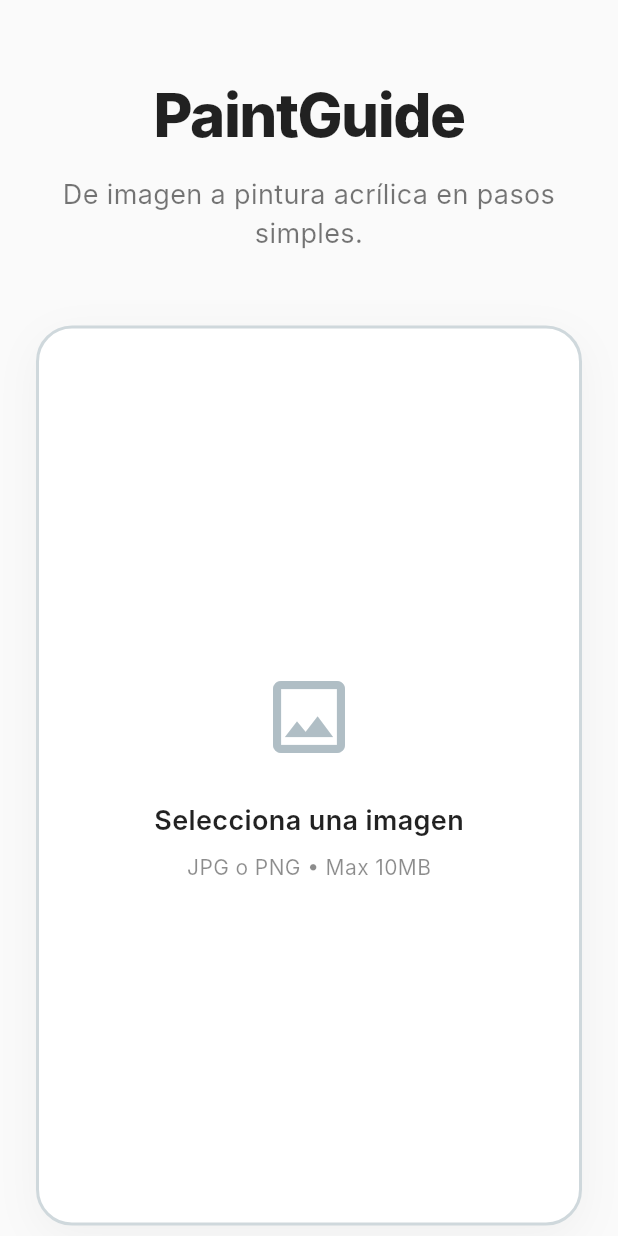
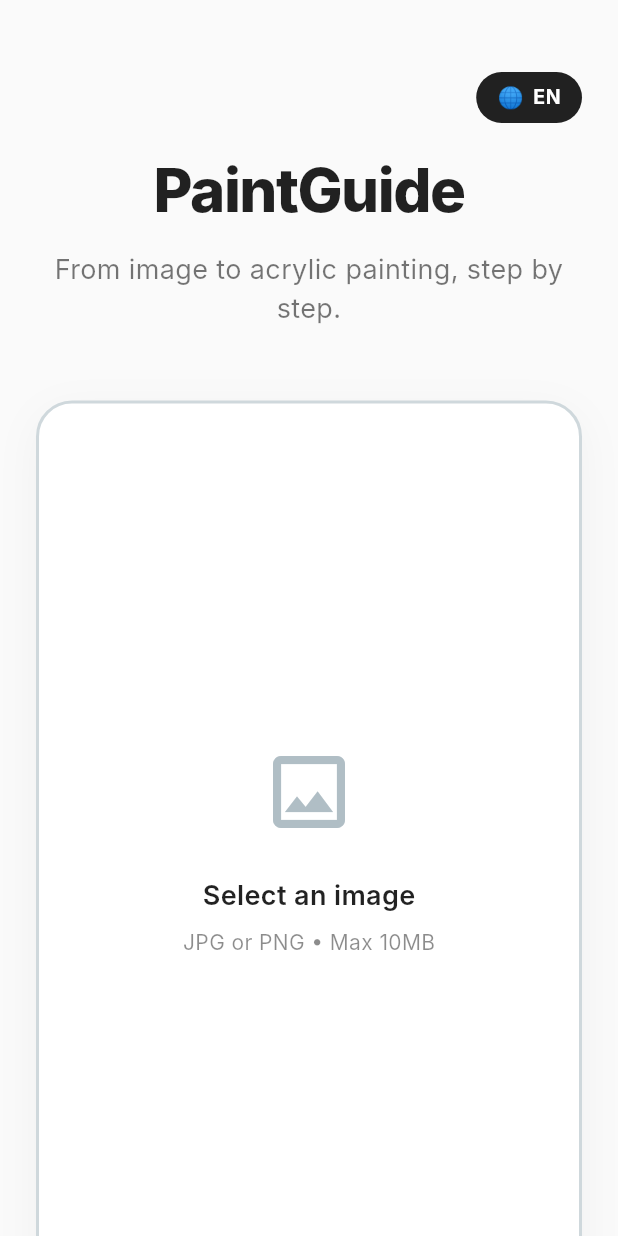
Before and after one commit to King5upah/Rossidifier, a Flutter app: the screen it shows after launch, on a phone screen of 412 x 824 dp. Run offline on Flutter 3.47's test engine with Material 3 defaults, Android fonts, the phone set to English and light mode, and no system bars; our stand-ins replace file_picker; Roboto replaces fonts that are missing (Inter).

Commit message:
feat: add EN/ES language toggle with AppStrings i18n layer

```diff
--- /dev/null
+++ b/lib/core/app_strings.dart
@@ -0,0 +1,107 @@
+// ─── AppStrings — All UI copy in EN and ES ────────────────────────────────
+enum AppLang { en, es }
+
+class AppStrings {
+  final AppLang lang;
+  const AppStrings(this.lang);
+
+  bool get isEn => lang == AppLang.en;
+
+  // ── Header ───────────────────────────────────────────────────────────────
+  String get appTitle => 'PaintGuide';
+  String get appSubtitle => isEn
+      ? 'From image to acrylic painting, step by step.'
+      : 'De imagen a pintura acrílica, paso a paso.';
+
+  // ── Upload section ────────────────────────────────────────────────────────
+  String get uploadPrompt    => isEn ? 'Select an image'     : 'Selecciona una imagen';
+  String get uploadHint      => isEn ? 'JPG or PNG • Max 10MB' : 'JPG o PNG • Máx 10MB';
+  String get changeImage     => isEn ? 'Change image'        : 'Cambiar imagen';
+
+  // ── Demo row ────────────────────────────────────────────────────────────
+  String get demoLabel       => isEn ? 'Or try a demo'       : 'O prueba una demo';
+  String get demoAnime       => isEn ? 'Anime figure'        : 'Figura anime';
+  String get demoMexico      => isEn ? 'Angel of Independence': 'Ángel de la Independencia';
+  String get demoSeattle     => isEn ? 'Seattle at sunrise'  : 'Seattle al amanecer';
+
+  // ── Results section ───────────────────────────────────────────────────────
+  String get paletteTitle    => isEn ? 'Your Palette'        : 'Tu Paleta';
+  String get guideTitle      => isEn ? 'Step-by-Step Strategy': 'Estrategia Paso a Paso';
+
+  // ── Loading overlay ───────────────────────────────────────────────────────
+  String get loadingTitle    => isEn ? 'Processing'          : 'Procesando';
+  String get loadingSubtitle => isEn
+      ? 'Extracting colors and calculating structure.'
+      : 'Extrayendo colores y calculando estructura.';
+
+  // ── Errors ────────────────────────────────────────────────────────────────
+  String get errorNoRead     => isEn ? 'Could not read the image.' : 'No se pudo leer la imagen.';
+  String get errorTooLarge   => isEn ? 'Image exceeds the 10MB limit.' : 'La imagen excede el límite de 10MB.';
+  String get errorGeneral    => isEn ? 'Error analysing the image. It may be too large or corrupt.' : 'Error al analizar la imagen. Quizá sea muy grande o corrupta.';
+  String get errorDemoLoad   => isEn ? 'Could not load the demo image.' : 'No se pudo cargar la imagen demo.';
+
+  // ── Tap-to-view ────────────────────────────────────────────────────────
+  String get tapToView       => isEn ? 'Tap to expand'       : 'Toca para ver';
+
+  // ── Painting steps ───────────────────────────────────────────────────────
+  String stepTitle(StepKey key) {
+    switch (key) {
+      case StepKey.background:
+        return isEn ? 'Background'     : 'Fondo';
+      case StepKey.mainMass:
+        return isEn ? 'Main Shape'     : 'Masa principal';
+      case StepKey.shadows:
+        return isEn ? 'Volume & Shadows': 'Volumen y Sombras';
+      case StepKey.lights:
+        return isEn ? 'Lights'         : 'Luces';
+      case StepKey.structure:
+        return isEn ? 'Structure'      : 'Estructura';
+      case StepKey.details:
+        return isEn ? 'Fine Details'   : 'Detalles finos';
+    }
+  }
+
+  String stepDesc(StepKey key, {String? lightDir, String? lightOpp}) {
+    switch (key) {
+      case StepKey.background:
+        return isEn
+            ? 'Apply the base color all over the canvas as a flat block. Don\'t worry about shapes or detail — just cover the surface.'
+            : 'Aplica el color base sobre todo el lienzo. Usa un bloque plano, sin atender formas. Solo trata de manchar toda la superficie.';
+      case StepKey.mainMass:
+        return isEn
+            ? 'Focus only on the overall silhouette of the subject. Avoid eyes, hair, or any internal detail. Paint the mass as one large flat shadow.'
+            : 'Fíjate solo en la silueta general. Evita ojos, cabello o detalles internos. Pinta la masa como una sola mancha grande.';
+      case StepKey.shadows:
+        return isEn
+            ? 'Build up volume by adding dark areas, mainly on the ${lightOpp ?? "shadow side"}. Keep working with broad strokes.'
+            : 'Construye el volumen añadiendo zonas oscuras, principalmente en el lado ${lightOpp ?? "de sombra"}. Sigue con manchas amplias.';
+      case StepKey.lights:
+        return isEn
+            ? 'Highlight the zones where light hits (coming from the ${lightDir ?? "light side"}). Gradually give the subject dimensionality.'
+            : 'Resalta las zonas donde pega la luz (desde el lado ${lightDir ?? "iluminado"}). Poco a poco da tridimensionalidad al sujeto.';
+      case StepKey.structure:
+        return isEn
+            ? 'Define planes, mark important edges, facial contours, and separate large shapes with subtle lines.'
+            : 'Define planos, marca bordes importantes, contornos faciales y separa formas grandes con líneas tenues.';
+      case StepKey.details:
+        return isEn
+            ? 'Finally use thin brushes to add micro-details, fine textures, specular highlights, and sharp contrasts.'
+            : 'Finalmente usa pinceles delgados para agregar micro detalles, texturas finas, brillos puntuales y contrastes marcados.';
+    }
+  }
+
+  // ── Light direction labels ──────────────────────────────────────────────
+  String lightDirLabel(String dir) {
+    if (!isEn) return dir; // Already Spanish from generator
+    const map = {
+      'superior izquierda': 'top-left',
+      'superior derecha':   'top-right',
+      'inferior izquierda': 'bottom-left',
+      'inferior derecha':   'bottom-right',
+      'opuesto a la luz principal': 'opposite the main light',
+    };
+    return map[dir] ?? dir;
+  }
+}
+
+enum StepKey { background, mainMass, shadows, lights, structure, details }
--- a/lib/core/guide_generator.dart
+++ b/lib/core/guide_generator.dart
@@ -2,12 +2,21 @@ import 'dart:typed_data';
 
 import 'color_extractor.dart';
 import 'light_estimator.dart';
+import 'app_strings.dart';
 
 class PaintingStep {
-  final String title;
-  final String description;
+  final StepKey stepKey;
+  final String? lightDir; // translated direction label (passed at render time)
+  final String? lightOpp; // opposite direction label
 
-  PaintingStep({required this.title, required this.description});
+  // Legacy convenience — used only internally; real UI reads via AppStrings
+  String get title => stepKey.name;
+
+  PaintingStep({
+    required this.stepKey,
+    this.lightDir,
+    this.lightOpp,
+  });
 }
 
 class GuideResult {
@@ -41,72 +50,62 @@ class GuideGenerator {
     // Limit to 6 colors max per constraints
     final finalColors = colors.take(6).toList();
 
-    // 1. Fondo
+    // Precompute direction labels used in step descriptions
+    final lightDirEs = LightEstimator.directionToString(light);
+    final lightOppEs = _getOppositeDirectionEs(light);
+
+    // 1. Background
     if (finalColors.isNotEmpty) {
+      steps.add(PaintingStep(stepKey: StepKey.background));
+    }
+
+    // 2. Main mass
+    if (finalColors.length > 1) {
+      steps.add(PaintingStep(stepKey: StepKey.mainMass));
+    }
+
+    // 3. Shadows
+    if (finalColors.length > 2) {
       steps.add(PaintingStep(
-        title: "Fondo",
-        description: "Aplica el color base sobre todo el lienzo. Usa un bloque plano, sin prestar atención a formas ni estructuras. Solo trata de manchar toda la superficie.",
+        stepKey: StepKey.shadows,
+        lightOpp: lightOppEs,
       ));
     }
 
-    // 2. Silueta / Masa principal
-    if (finalColors.length > 1) {
+    // 4. Lights
+    if (finalColors.length > 3) {
       steps.add(PaintingStep(
-        title: "Masa principal",
-        description: "Fíjate solo en la silueta general del sujeto. Evita pintar ojos, cabello o cualquier detalle interno. Pinta la masa como si fuera una sola mancha o sombra grande.",
+        stepKey: StepKey.lights,
+        lightDir: lightDirEs,
       ));
     }
 
-    // 3. Sombras
-    if (finalColors.length > 2) {
-      String lightOpposite = _getOppositeDirection(light);
-      steps.add(PaintingStep(
-        title: "Volumen y Sombras",
-        description: "Empieza a construir el volumen añadiendo zonas oscuras, principalmente en el lado $lightOpposite. Sigue trabajando con manchas amplias.",
-      ));
+    // 5. Structure
+    if (finalColors.length > 4) {
+      steps.add(PaintingStep(stepKey: StepKey.structure));
     }
 
-    // 4. Luces
-    if (finalColors.length > 3) {
-      String lightStart = LightEstimator.directionToString(light);
-      steps.add(PaintingStep(
-        title: "Luces",
-        description: "Resalta las zonas donde pega la luz (proveniente de la parte $lightStart). Poco a poco vas dando tridimensionalidad al sujeto.",
-      ));
-    }
-
-    // 5. Estructura
-    if (finalColors.length > 4) {
-      steps.add(PaintingStep(
-        title: "Estructura",
-        description: "Usa este paso para definir planos, marcar bordes importantes, contornos faciales y separar formas grandes cruzando líneas tenues.",
-      ));
-    }
-
-    // 6. Detalles
+    // 6. Fine details
     if (finalColors.length > 5) {
-      steps.add(PaintingStep(
-        title: "Detalles finos",
-        description: "Finalmente, usa pinceles más delgados para agregar los micro detalles, texturas finas, brillos puntuales o contrastes marcados.",
-      ));
+      steps.add(PaintingStep(stepKey: StepKey.details));
     }
 
     return GuideResult(
       colors: finalColors,
       lightDirection: light,
       steps: steps,
-      estimatedTimeMinutes: 45, // Static for MVP
-      stepImages: [], // Handled by orchestrator
+      estimatedTimeMinutes: 45,
+      stepImages: [],
     );
   }
 
-  static String _getOppositeDirection(LightDirection dir) {
+  static String _getOppositeDirectionEs(LightDirection dir) {
     switch (dir) {
-      case LightDirection.topLeft: return "inferior derecha";
-      case LightDirection.topRight: return "inferior izquierda";
-      case LightDirection.bottomLeft: return "superior derecha";
-      case LightDirection.bottomRight: return "superior izquierda";
-      case LightDirection.undefined: return "opuesto a la luz principal";
+      case LightDirection.topLeft:    return 'inferior derecha';
+      case LightDirection.topRight:   return 'inferior izquierda';
+      case LightDirection.bottomLeft: return 'superior derecha';
+      case LightDirection.bottomRight:return 'superior izquierda';
+      case LightDirection.undefined:  return 'opuesto a la luz principal';
     }
   }
 }
--- a/lib/main.dart
+++ b/lib/main.dart
@@ -6,6 +6,7 @@ import 'package:flutter/material.dart';
 
 import 'core/guide_view_model.dart';
 import 'core/guide_generator.dart';
+import 'core/app_strings.dart';
 
 void main() {
   runApp(const PaintGuideApp());
@@ -38,15 +39,21 @@ class GuideHomePage extends StatefulWidget {
 
 class _GuideHomePageState extends State<GuideHomePage> {
   final GuideViewModel _viewModel = GuideViewModel();
+  final ValueNotifier<AppLang> _lang = ValueNotifier(AppLang.en);
 
   @override
   void dispose() {
     _viewModel.dispose();
+    _lang.dispose();
     super.dispose();
   }
 
   @override
   Widget build(BuildContext context) {
+    return ValueListenableBuilder<AppLang>(
+      valueListenable: _lang,
+      builder: (context, lang, _) {
+        final s = AppStrings(lang);
         return ListenableBuilder(
           listenable: _viewModel,
           builder: (context, _) {
@@ -62,9 +69,42 @@ class _GuideHomePageState extends State<GuideHomePage> {
                         child: Column(
                           crossAxisAlignment: CrossAxisAlignment.stretch,
                           children: [
-                        const Text(
-                          'PaintGuide',
-                          style: TextStyle(
+                            // ── Language toggle ──────────────────────────
+                            Align(
+                              alignment: Alignment.centerRight,
+                              child: GestureDetector(
+                                onTap: () => _lang.value =
+                                    _lang.value == AppLang.en ? AppLang.es : AppLang.en,
+                                child: Container(
+                                  padding: const EdgeInsets.symmetric(horizontal: 14, vertical: 7),
+                                  decoration: BoxDecoration(
+                                    color: Colors.black87,
+                                    borderRadius: BorderRadius.circular(20),
+                                  ),
+                                  child: Row(
+                                    mainAxisSize: MainAxisSize.min,
+                                    children: [
+                                      const Text('🌐', style: TextStyle(fontSize: 14)),
+                                      const SizedBox(width: 6),
+                                      Text(
+                                        lang == AppLang.en ? 'EN' : 'ES',
+                                        style: const TextStyle(
+                                          color: Colors.white,
+                                          fontWeight: FontWeight.w700,
+                                          fontSize: 13,
+                                          letterSpacing: 0.5,
+                                        ),
+                                      ),
+                                    ],
+                                  ),
+                                ),
+                              ),
+                            ),
+                            const SizedBox(height: 16),
+                            // ── Title ───────────────────────────────────
+                            Text(
+                              s.appTitle,
+                              style: const TextStyle(
                                 fontSize: 40,
                                 fontWeight: FontWeight.w800,
                                 color: Colors.black87,
@@ -73,9 +113,9 @@ class _GuideHomePageState extends State<GuideHomePage> {
                               textAlign: TextAlign.center,
                             ),
                             const SizedBox(height: 12),
-                        const Text(
-                          'De imagen a pintura acrílica en pasos simples.',
-                          style: TextStyle(
+                            Text(
+                              s.appSubtitle,
+                              style: const TextStyle(
                                 fontSize: 18,
                                 color: Colors.black54,
                               ),
@@ -96,25 +136,24 @@ class _GuideHomePageState extends State<GuideHomePage> {
                                   textAlign: TextAlign.center,
                                 ),
                               ),
-                        _buildUploadSection(),
+                            _buildUploadSection(s),
                             const SizedBox(height: 24),
-                        _buildDemoRow(),
+                            _buildDemoRow(s),
                             if (_viewModel.guideResult != null) ...[
                               const SizedBox(height: 48),
-                          _buildResultsSection(_viewModel.guideResult!),
+                              _buildResultsSection(_viewModel.guideResult!, s),
                             ]
                           ],
                         ),
                       ),
                     ),
                   ),
-              // Loading overlay — Positioned.fill first so it fills the Stack,
-              // then AbsorbPointer to block all interaction beneath it.
+                  // Loading overlay
                   if (_viewModel.isProcessing)
                     Positioned.fill(
                       child: AbsorbPointer(
                         absorbing: true,
-                    child: _LoadingOverlay(),
+                        child: _LoadingOverlay(s: s),
                       ),
                     ),
                 ],
@@ -122,9 +161,11 @@ class _GuideHomePageState extends State<GuideHomePage> {
             );
           },
         );
+      },
+    );
   }
 
-  Widget _buildUploadSection() {
+  Widget _buildUploadSection(AppStrings s) {
     return GestureDetector(
       onTap: _viewModel.isProcessing ? null : _viewModel.pickAndProcessImage,
       child: AnimatedContainer(
@@ -149,15 +190,12 @@ class _GuideHomePageState extends State<GuideHomePage> {
           ],
         ),
         clipBehavior: Clip.antiAlias,
-        child: _buildUploadContent(),
+        child: _buildUploadContent(s),
       ),
     );
   }
 
-  Widget _buildUploadContent() {
-    // Note: The loading state is now handled by the fullscreen stack overlay.
-    // If we are processing, we just show the image behind the blur.
-
+  Widget _buildUploadContent(AppStrings s) {
     if (_viewModel.selectedImageBytes != null) {
       return Stack(
         fit: StackFit.expand,
@@ -166,15 +204,14 @@ class _GuideHomePageState extends State<GuideHomePage> {
             _viewModel.selectedImageBytes!,
             fit: BoxFit.contain,
           ),
-          // Only show the change-image overlay when NOT processing
           if (!_viewModel.isProcessing)
             Positioned.fill(
               child: Container(
                 color: Colors.black.withOpacity(0.3),
-                child: const Center(
+                child: Center(
                   child: Text(
-                    'Cambiar imagen',
-                    style: TextStyle(
+                    s.changeImage,
+                    style: const TextStyle(
                       color: Colors.white,
                       fontWeight: FontWeight.w600,
                       fontSize: 16,
@@ -197,18 +234,18 @@ class _GuideHomePageState extends State<GuideHomePage> {
           color: Colors.blueGrey.shade200,
         ),
         const SizedBox(height: 24),
-        const Text(
-          'Selecciona una imagen',
-          style: TextStyle(
+        Text(
+          s.uploadPrompt,
+          style: const TextStyle(
             color: Colors.black87,
             fontWeight: FontWeight.w600,
             fontSize: 18,
           ),
         ),
         const SizedBox(height: 8),
-        const Text(
-          'JPG o PNG • Max 10MB',
-          style: TextStyle(
+        Text(
+          s.uploadHint,
+          style: const TextStyle(
             color: Colors.black45,
             fontSize: 14,
           ),
@@ -235,13 +272,14 @@ class _GuideHomePageState extends State<GuideHomePage> {
     ),
   ];
 
-  Widget _buildDemoRow() {
+  Widget _buildDemoRow(AppStrings s) {
+    final labels = [s.demoAnime, s.demoMexico, s.demoSeattle];
     return Column(
       crossAxisAlignment: CrossAxisAlignment.start,
       children: [
-        const Text(
-          'O prueba una demo',
-          style: TextStyle(
+        Text(
+          s.demoLabel,
+          style: const TextStyle(
             fontSize: 13,
             fontWeight: FontWeight.w600,
             color: Colors.black45,
@@ -250,10 +288,10 @@ class _GuideHomePageState extends State<GuideHomePage> {
         ),
         const SizedBox(height: 12),
         Row(
-          children: _demos.map((demo) => Expanded(
+          children: _demos.asMap().entries.map((e) => Expanded(
             child: Padding(
               padding: const EdgeInsets.only(right: 10),
-              child: _buildDemoCard(demo.label, demo.emoji, demo.url),
+              child: _buildDemoCard(labels[e.key], e.value.emoji, e.value.url),
             ),
           )).toList(),
         ),
@@ -306,14 +344,13 @@ class _GuideHomePageState extends State<GuideHomePage> {
     );
   }
 
-  Widget _buildResultsSection(GuideResult guide) {
-
+  Widget _buildResultsSection(GuideResult guide, AppStrings s) {
     return Column(
       crossAxisAlignment: CrossAxisAlignment.start,
       children: [
-        const Text(
-          'Tu Paleta',
-          style: TextStyle(
+        Text(
+          s.paletteTitle,
+          style: const TextStyle(
             fontSize: 24,
             fontWeight: FontWeight.w800,
             color: Colors.black87,
@@ -330,9 +367,9 @@ class _GuideHomePageState extends State<GuideHomePage> {
           }).toList(),
         ),
         const SizedBox(height: 48),
-        const Text(
-          'Estrategia Paso a Paso',
-          style: TextStyle(
+        Text(
+          s.guideTitle,
+          style: const TextStyle(
             fontSize: 24,
             fontWeight: FontWeight.w800,
             color: Colors.black87,
@@ -343,13 +380,19 @@ class _GuideHomePageState extends State<GuideHomePage> {
         ...guide.steps.asMap().entries.map((entry) {
           int index = entry.key + 1;
           PaintingStep step = entry.value;
-
           Uint8List? stepImage;
           if (guide.stepImages.isNotEmpty && guide.stepImages.length > entry.key) {
             stepImage = guide.stepImages[entry.key];
           }
-
-          return _buildStepCard(index, step.title, step.description, stepImage);
+          return _buildStepCard(
+            index,
+            s.stepTitle(step.stepKey),
+            s.stepDesc(step.stepKey,
+              lightDir: step.lightDir != null ? s.lightDirLabel(step.lightDir!) : null,
+              lightOpp: step.lightOpp != null ? s.lightDirLabel(step.lightOpp!) : null,
+            ),
+            stepImage,
+          );
         }),
       ],
     );
@@ -594,6 +637,8 @@ class _GuideHomePageState extends State<GuideHomePage> {
 
 // ─── Loading Overlay ───────────────────────────────────────────────────────
 class _LoadingOverlay extends StatefulWidget {
+  final AppStrings s;
+  const _LoadingOverlay({required this.s});
   @override
   State<_LoadingOverlay> createState() => _LoadingOverlayState();
 }
@@ -682,9 +727,9 @@ class _LoadingOverlayState extends State<_LoadingOverlay>
                       ),
                     ),
                     const SizedBox(height: 28),
-                    const Text(
-                      'Procesando',
-                      style: TextStyle(
+                    Text(
+                      widget.s.loadingTitle,
+                      style: const TextStyle(
                         fontSize: 20,
                         fontWeight: FontWeight.w800,
                         color: Colors.black87,
@@ -721,10 +766,10 @@ class _LoadingOverlayState extends State<_LoadingOverlay>
                       },
                     ),
                     const SizedBox(height: 14),
-                    const Text(
-                      'Extrayendo colores y\ncalculando estructura.',
+                    Text(
+                      widget.s.loadingSubtitle,
                       textAlign: TextAlign.center,
-                      style: TextStyle(
+                      style: const TextStyle(
                         fontSize: 13,
                         color: Colors.black45,
                         height: 1.5,
```
Also changed, not shown: 2 other files. Lines whose indentation alone changed are shown as unchanged.
